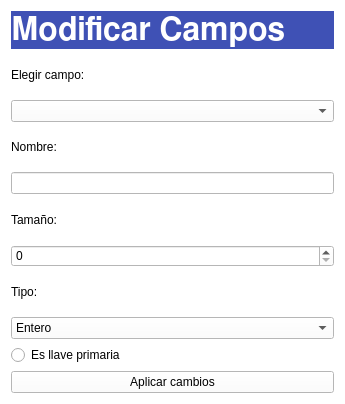
carlosvelaquez/ProyectoEDII, file modifyfieldwindow.ui: the form before one commit.
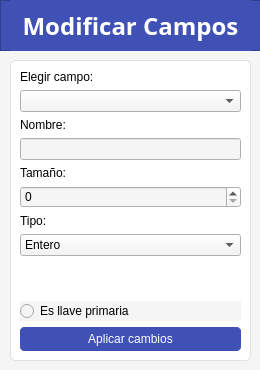
The form after the commit.

Diff of the .ui file:
```diff
--- a/modifyfieldwindow.ui
+++ b/modifyfieldwindow.ui
@@ -6,36 +6,99 @@
    <rect>
     <x>0</x>
     <y>0</y>
-    <width>345</width>
-    <height>404</height>
+    <width>260</width>
+    <height>370</height>
    </rect>
   </property>
   <property name="windowTitle">
    <string>Form</string>
   </property>
   <property name="styleSheet">
-   <string notr="true">background-color: white;</string>
+   <string notr="true">QWidget{
+	background-color: #F5F5F5;
+}
+
+
+QPushButton{
+	background-color: #3F51B5;
+	color: white;
+	border-radius: 5px;
+	border-width: 5px;
+	border-style: solid;
+	border-color: #3F51B5;
+}</string>
   </property>
-  <layout class="QVBoxLayout" name="verticalLayout">
-   <item>
-    <widget class="QLabel" name="label">
+  <widget class="QFrame" name="frame_3">
+   <property name="geometry">
+    <rect>
+     <x>0</x>
+     <y>0</y>
+     <width>261</width>
+     <height>51</height>
+    </rect>
+   </property>
+   <property name="styleSheet">
+    <string notr="true">background-color:#3F51B5;
+color: white;</string>
+   </property>
+   <property name="frameShape">
+    <enum>QFrame::StyledPanel</enum>
+   </property>
+   <property name="frameShadow">
+    <enum>QFrame::Raised</enum>
+   </property>
+   <widget class="QLabel" name="label_6">
+    <property name="geometry">
+     <rect>
+      <x>10</x>
+      <y>0</y>
+      <width>241</width>
+      <height>51</height>
+     </rect>
+    </property>
      <property name="font">
       <font>
-       <family>FreeSans</family>
-       <pointsize>24</pointsize>
+      <family>Montserrat</family>
+      <pointsize>18</pointsize>
        <weight>75</weight>
        <bold>true</bold>
       </font>
      </property>
-     <property name="styleSheet">
-      <string notr="true">background-color:#3F51B5;
-color: white;</string>
-     </property>
      <property name="text">
       <string>Modificar Campos</string>
      </property>
-    </widget>
-   </item>
+    <property name="alignment">
+     <set>Qt::AlignCenter</set>
+    </property>
+   </widget>
+  </widget>
+  <widget class="QFrame" name="frame">
+   <property name="geometry">
+    <rect>
+     <x>10</x>
+     <y>60</y>
+     <width>241</width>
+     <height>301</height>
+    </rect>
+   </property>
+   <property name="styleSheet">
+    <string notr="true">QFrame{
+	border: 1px solid #E0E0E0;
+	border-radius: 5px;
+	background-color: white;
+}
+
+QLabel{
+	border: 0px;
+}</string>
+   </property>
+   <property name="frameShape">
+    <enum>QFrame::StyledPanel</enum>
+   </property>
+   <property name="frameShadow">
+    <enum>QFrame::Raised</enum>
+   </property>
+   <layout class="QVBoxLayout" name="verticalLayout">
    <item>
     <widget class="QLabel" name="label_2">
      <property name="text">
@@ -92,6 +155,22 @@
      </item>
     </widget>
    </item>
+    <item>
+     <spacer name="verticalSpacer">
+      <property name="orientation">
+       <enum>Qt::Vertical</enum>
+      </property>
+      <property name="sizeType">
+       <enum>QSizePolicy::Minimum</enum>
+      </property>
+      <property name="sizeHint" stdset="0">
+       <size>
+        <width>20</width>
+        <height>40</height>
+       </size>
+      </property>
+     </spacer>
+    </item>
    <item>
     <widget class="QRadioButton" name="radioButton">
      <property name="text">
@@ -101,12 +180,19 @@
    </item>
    <item>
     <widget class="QPushButton" name="pushButton">
+      <property name="sizePolicy">
+       <sizepolicy hsizetype="Expanding" vsizetype="Fixed">
+        <horstretch>0</horstretch>
+        <verstretch>0</verstretch>
+       </sizepolicy>
+      </property>
      <property name="text">
       <string>Aplicar cambios</string>
      </property>
     </widget>
    </item>
   </layout>
+  </widget>
  </widget>
  <resources/>
  <connections/>
```
Lines whose indentation alone changed are shown as unchanged.
